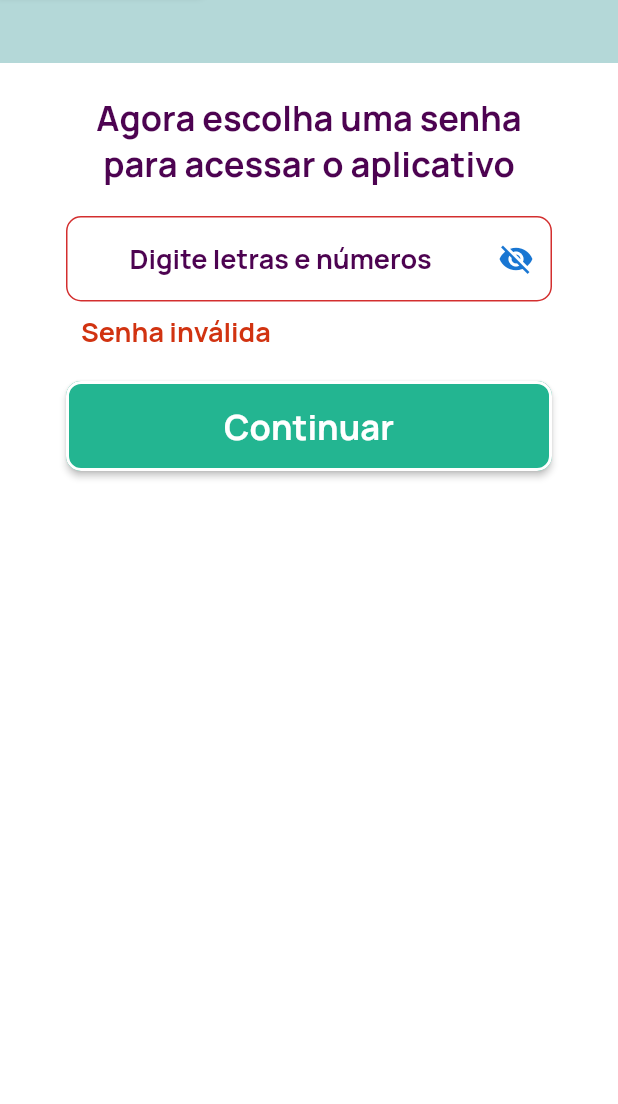
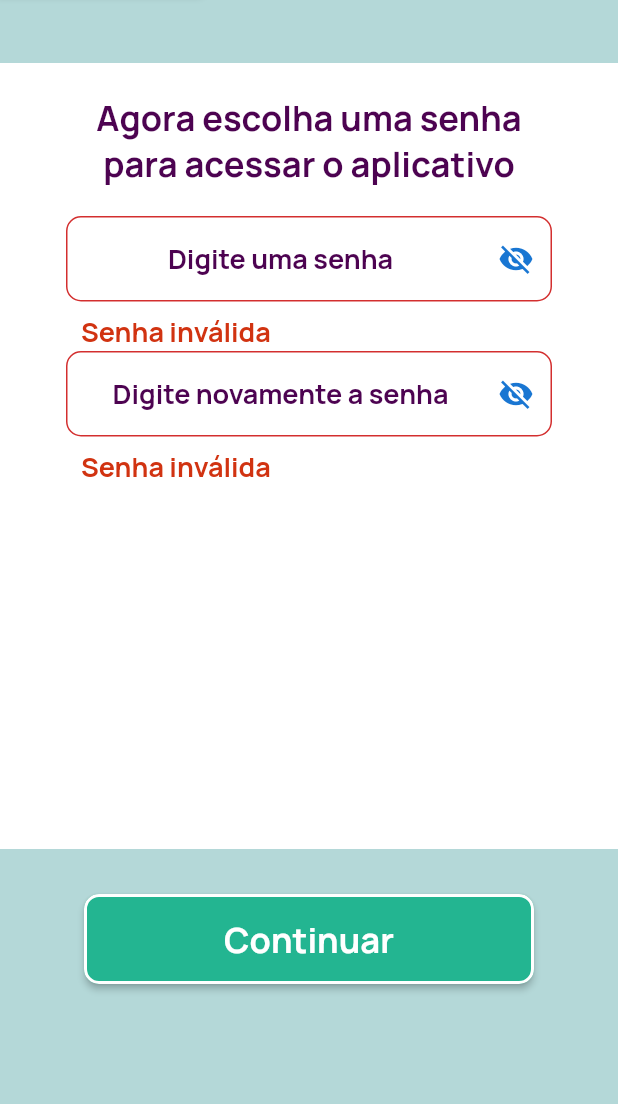
Before and after one commit to alextnetto/vivassimo-app, a Flutter app: the PasswordPage screen opened by its route, after a tap on "Continuar", on a phone screen of 412 x 824 dp, the part 132-1236 px from its top. Run offline on Flutter 3.47's test engine with Material 2 defaults, Android fonts, the phone set to English and light mode, and no system bars; our stand-ins replace email_validator, geocoding, google_fonts, location, mask_text_input_formatter, pin_code_fields; missing offline and left inert: cpf_cnpj_validator.

Commit message:
refactor(register): Password page

```diff
--- a/lib/app_widget.dart
+++ b/lib/app_widget.dart
@@ -16,7 +16,6 @@ import 'package:my_app/pages/register/logradouro.dart';
 import 'package:my_app/pages/register/register_1.dart';
 import 'package:my_app/pages/register/numero.dart';
 import 'package:my_app/pages/register/password.dart';
-import 'package:my_app/pages/register/password_confirm.dart';
 import 'package:my_app/pages/register/register_finished.dart';
 import 'package:my_app/pages/register/terms.dart';
 import 'package:my_app/pages/register/otp_verification.dart';
@@ -42,8 +41,6 @@ class AppWidget extends StatelessWidget {
               '/register/verifyOtp': (context) => OtpVerificationPage(),
               '/register/1': (context) => Register1Page(),
               '/register/password': (context) => PasswordPage(),
-              '/register/passwordConfirmation': (context) =>
-                  PasswordConfirmPage(),
               '/register/cpf': (context) => CpfPage(),
               '/register/birthday': (context) => BirthdayPage(),
               '/register/gender': (context) => GenderPage(),
--- a/lib/pages/register/password.dart
+++ b/lib/pages/register/password.dart
@@ -1,13 +1,25 @@
 import 'package:flutter/material.dart';
 import 'package:my_app/components/button_back.dart';
-import 'package:my_app/components/button_1.dart';
+import 'package:my_app/components/button_confirm.dart';
 import 'package:my_app/components/input_decoration.dart';
 import 'package:my_app/components/text_style.dart';
 import 'package:my_app/config/style.dart';
 import 'package:my_app/models/register/user.dart';
 
-class PasswordPage extends StatelessWidget {
+class PasswordPage extends StatefulWidget {
   const PasswordPage({Key? key}) : super(key: key);
+
+  @override
+  PasswordPageState createState() {
+    return PasswordPageState();
+  }
+}
+
+class PasswordPageState extends State<PasswordPage> {
+  final _formKey = GlobalKey<FormState>();
+  bool _passwordVisible = false;
+
+  TextEditingController _passwordController = TextEditingController();
 
   @override
   Widget build(BuildContext context) {
@@ -15,7 +27,9 @@ class PasswordPage extends StatelessWidget {
       body: Container(
         color: VivassimoTheme.white,
         height: MediaQuery.of(context).size.height,
-        child: Column(
+        child: Stack(
+          children: [
+            Column(
               children: [
                 Hero(
                   tag: 'registerAppBar',
@@ -62,30 +76,7 @@ class PasswordPage extends StatelessWidget {
                     textAlign: TextAlign.center,
                   ),
                 ),
-            PasswordForm(),
-          ],
-        ),
-      ),
-    );
-  }
-}
-
-class PasswordForm extends StatefulWidget {
-  const PasswordForm({Key? key}) : super(key: key);
-
-  @override
-  PasswordFormState createState() {
-    return PasswordFormState();
-  }
-}
-
-class PasswordFormState extends State<PasswordForm> {
-  final _formKey = GlobalKey<FormState>();
-  bool _passwordVisible = false;
-
-  @override
-  Widget build(BuildContext context) {
-    return Form(
+                Form(
                   key: _formKey,
                   child: Column(
                     children: [
@@ -93,6 +84,7 @@ class PasswordFormState extends State<PasswordForm> {
                         width: 324,
                         height: 90,
                         child: TextFormField(
+                          controller: _passwordController,
                           obscureText: !_passwordVisible,
                           enableSuggestions: false,
                           autocorrect: false,
@@ -106,10 +98,12 @@ class PasswordFormState extends State<PasswordForm> {
                             return null;
                           },
                           decoration: customInputDecoration1(
-                'Digite letras e números',
+                            'Digite uma senha',
                             suffixIcon: IconButton(
                               icon: Icon(
-                    _passwordVisible ? Icons.visibility : Icons.visibility_off,
+                                _passwordVisible
+                                    ? Icons.visibility
+                                    : Icons.visibility_off,
                                 color: Theme.of(context).primaryColorDark,
                               ),
                               onPressed: () {
@@ -127,21 +121,66 @@ class PasswordFormState extends State<PasswordForm> {
                           ),
                         ),
                       ),
-          Padding(
-            padding: EdgeInsets.all(20.0),
-            child: SizedBox(
+                      SizedBox(
                         width: 324,
-              height: 60,
-              child: CustomButton1(
+                        height: 90,
+                        child: TextFormField(
+                          obscureText: !_passwordVisible,
+                          enableSuggestions: false,
+                          autocorrect: false,
+                          onSaved: (value) {
+                            RegisterUser.instance.password = value;
+                          },
+                          validator: (value) {
+                            if (value == null || value.isEmpty) {
+                              return 'Senha inválida';
+                            } else if (value != _passwordController.text) {
+                              return 'Senhas não conferem';
+                            }
+                            return null;
+                          },
+                          decoration: customInputDecoration1(
+                            'Digite novamente a senha',
+                            suffixIcon: IconButton(
+                              icon: Icon(
+                                _passwordVisible
+                                    ? Icons.visibility
+                                    : Icons.visibility_off,
+                                color: Theme.of(context).primaryColorDark,
+                              ),
+                              onPressed: () {
+                                setState(() {
+                                  _passwordVisible = !_passwordVisible;
+                                });
+                              },
+                            ),
+                          ),
+                          textAlign: TextAlign.center,
+                          style: customTextStyle(
+                            FontWeight.w700,
+                            18,
+                            VivassimoTheme.purpleActive,
+                          ),
+                        ),
+                      ),
+                    ],
+                  ),
+                ),
+              ],
+            ),
+            Hero(
+              tag: 'registerButtonConfirm',
+              child: Align(
+                alignment: Alignment.bottomCenter,
+                child: ButtonConfirm(
                   label: 'Continuar',
                   primary: VivassimoTheme.green,
                   onPrimary: VivassimoTheme.white,
                   borderColor: VivassimoTheme.white,
-                onPressed: () {
+                  onPressed: () async {
                     if (_formKey.currentState!.validate()) {
                       _formKey.currentState!.save();
-                    Navigator.of(context)
-                        .pushNamed('/register/passwordConfirmation');
+                      Navigator.of(context).pushNamed('/register/cpf');
                     }
                   },
                 ),
@@ -149,6 +188,7 @@ class PasswordFormState extends State<PasswordForm> {
             ),
           ],
         ),
+      ),
     );
   }
 }
```
Also changed, not shown: lib/pages/register/password_confirm.dart (deleted, +0 -153 lines). Lines whose indentation alone changed are shown as unchanged.
